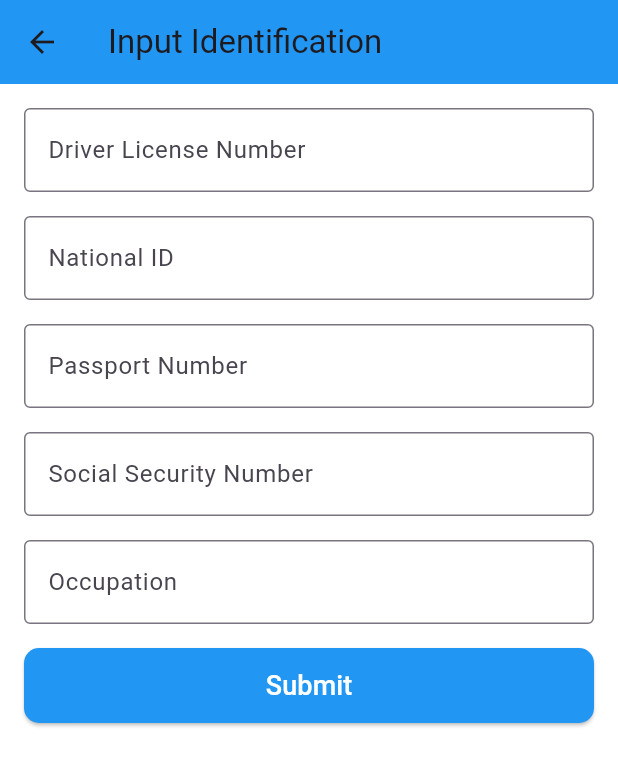
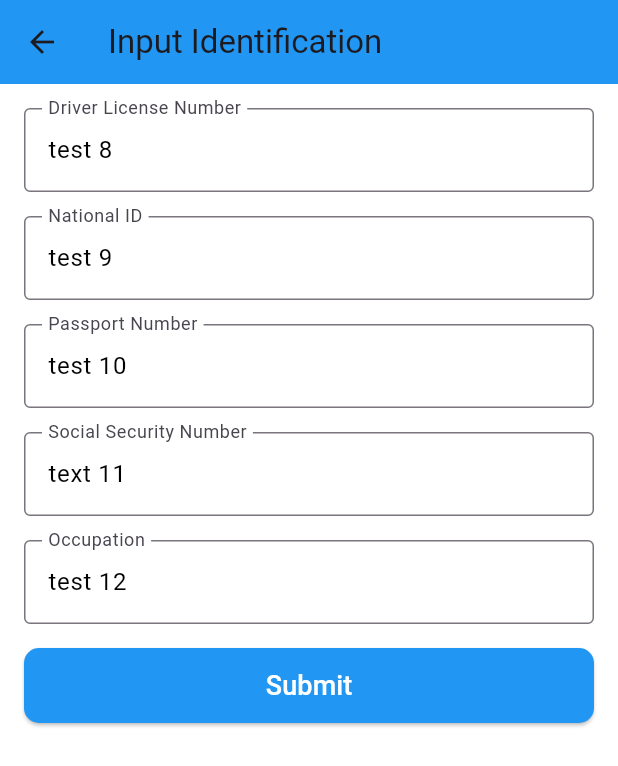
Before and after one commit to PleaseHelpNorvin/RENTREALM-FLUTTER, a Flutter app: the CreateMyProfileScreen2 screen opened directly with empty values, after a tap on "Next: Identifications", on a phone screen of 412 x 824 dp. Shown: the top 766 px of the screen. Run offline on Flutter 3.47's test engine with Material 3 defaults, Android fonts, the phone set to English and light mode, and no system bars; our stand-ins replace image_picker, quickalert; accounts and stored records are empty.

Commit message:
added static text value on controller

```diff
--- a/lib/screen/auth/login.dart
+++ b/lib/screen/auth/login.dart
@@ -10,8 +10,8 @@ class LoginScreen extends StatefulWidget {
 }
 
 class LoginScreenState extends State<LoginScreen> {
-  final TextEditingController emailController = TextEditingController();
-  final TextEditingController passwordController = TextEditingController();
+  final TextEditingController emailController = TextEditingController(text: 'test@test.com');
+  final TextEditingController passwordController = TextEditingController(text: 'passowrd');
 
   final GlobalKey<FormState> _formKey = GlobalKey<FormState>();
 
--- a/lib/screen/auth/register1.dart
+++ b/lib/screen/auth/register1.dart
@@ -9,10 +9,10 @@ class Register1Screen extends StatefulWidget {
 }
 
 class Register1ScreenState extends State<Register1Screen> {
-  final TextEditingController nameController = TextEditingController();
-  final TextEditingController emailController = TextEditingController();
-  final TextEditingController passwordController = TextEditingController();
-  final TextEditingController confirmPasswordController = TextEditingController();
+  final TextEditingController nameController = TextEditingController(text: 'Norvin S Crujido');
+  final TextEditingController emailController = TextEditingController(text: 'test@test.com');
+  final TextEditingController passwordController = TextEditingController(text: 'password');
+  final TextEditingController confirmPasswordController = TextEditingController(text: 'password');
 
   final GlobalKey<FormState> _formKey = GlobalKey<FormState>();
 
--- a/lib/screen/myprofile/createmyprofile1.dart
+++ b/lib/screen/myprofile/createmyprofile1.dart
@@ -24,8 +24,8 @@ class CreateMyProfileScreenState1 extends State<CreateMyProfileScreen1> {
   String profileImageUrl = "assets/images/profile_placeholder.png"; // Placeholder image URL
   File? _selectedImage; // Store selected image
 
-  TextEditingController phoneNumberController = TextEditingController();
-  TextEditingController socialMediaLinksController = TextEditingController();
+  TextEditingController phoneNumberController = TextEditingController(text: '09454365069');
+  TextEditingController socialMediaLinksController = TextEditingController(text: 'Norvin S Crujido - facebook');
 
   // Add a key for the form validation
   final _formKey = GlobalKey<FormState>();
--- a/lib/screen/myprofile/createmyprofile2.dart
+++ b/lib/screen/myprofile/createmyprofile2.dart
@@ -28,14 +28,14 @@ class CreateMyProfileScreen2State extends State<CreateMyProfileScreen2> {
   final _formKey = GlobalKey<FormState>();
 
   // Controllers to capture the input data
-  final TextEditingController cityController = TextEditingController();
-  final TextEditingController municipalityController = TextEditingController();
-  final TextEditingController stateController = TextEditingController();
-  final TextEditingController countryController = TextEditingController();
-  final TextEditingController barangayController = TextEditingController();
-  final TextEditingController streetController = TextEditingController();
-  final TextEditingController zoneController = TextEditingController();
-  final TextEditingController postalCodeController = TextEditingController();
+  final TextEditingController cityController = TextEditingController(text: 'test 1');
+  final TextEditingController municipalityController = TextEditingController(text: 'test 2');
+  // final TextEditingController stateController = TextEditingController();
+  final TextEditingController countryController = TextEditingController(text: 'test 3');
+  final TextEditingController barangayController = TextEditingController(text: 'test 4');
+  final TextEditingController streetController = TextEditingController(text: 'test 5');
+  final TextEditingController zoneController = TextEditingController(text: 'test 6');
+  final TextEditingController postalCodeController = TextEditingController(text: 'test 7');
 
   @override
   Widget build(BuildContext context) {
@@ -89,22 +89,22 @@ class CreateMyProfileScreen2State extends State<CreateMyProfileScreen2> {
                                 return null;
                               },
                             ),
-                            const SizedBox(height: 16),
+                            // const SizedBox(height: 16),
 
-                            // State Field
-                            TextFormField(
-                              controller: stateController,
-                              decoration: const InputDecoration(
-                                labelText: 'State',
-                                border: OutlineInputBorder(),
-                              ),
-                              validator: (value) {
-                                if (value != null && value.isNotEmpty && value.length > 100) {
-                                  return 'State should not exceed 100 characters';
-                                }
-                                return null;
-                              },
-                            ),
+                            // // State Field
+                            // TextFormField(
+                            //   controller: stateController,
+                            //   decoration: const InputDecoration(
+                            //     labelText: 'State',
+                            //     border: OutlineInputBorder(),
+                            //   ),
+                            //   validator: (value) {
+                            //     if (value != null && value.isNotEmpty && value.length > 100) {
+                            //       return 'State should not exceed 100 characters';
+                            //     }
+                            //     return null;
+                            //   },
+                            // ),
                             const SizedBox(height: 16),
 
                             // Country Field
@@ -164,7 +164,7 @@ class CreateMyProfileScreen2State extends State<CreateMyProfileScreen2> {
                               ),
                               validator: (value) {
                                 if (value != null && value.isNotEmpty && value.length > 255) {
-                                  return 'Zone should not exceed 255 characters';
+                                  return 'Zone should not exceed 255 charsacters';
                                 }
                                 return null;
                               },
@@ -208,7 +208,7 @@ class CreateMyProfileScreen2State extends State<CreateMyProfileScreen2> {
                                         // Pass address-related fields
                                         city: cityController.text,
                                         municipality: municipalityController.text,
-                                        state: stateController.text,
+                                        // state: stateController.text,
                                         country: countryController.text,
                                         barangay: barangayController.text,
                                         street: streetController.text,
--- a/lib/screen/myprofile/createmyprofile3.dart
+++ b/lib/screen/myprofile/createmyprofile3.dart
@@ -14,7 +14,7 @@ class CreatemyprofileScreen3 extends StatefulWidget {
   // address related params
   final String city;
   final String municipality;
-  final String state;
+  // final String state;
   final String country;
   final String barangay;
   final String street;
@@ -33,7 +33,7 @@ class CreatemyprofileScreen3 extends StatefulWidget {
     // address related params
     required this.city,
     required this.municipality,
-    required this.state,
+    // required this.state,
     required this.country,
     required this.barangay,
     required this.street,
@@ -50,11 +50,11 @@ class CreateMyProfileScreen3State extends State<CreatemyprofileScreen3> {
 
   // profilePicturetest = ''
   // Controllers for the new fields
-  final TextEditingController driverLicenseController = TextEditingController();
-  final TextEditingController nationalIdController = TextEditingController();
-  final TextEditingController passportNumberController = TextEditingController();
-  final TextEditingController ssnController = TextEditingController();
-  final TextEditingController occupationController = TextEditingController();
+  final TextEditingController driverLicenseController = TextEditingController(text: 'test 8');
+  final TextEditingController nationalIdController = TextEditingController(text: 'test 9');
+  final TextEditingController passportNumberController = TextEditingController(text: 'test 10');
+  final TextEditingController ssnController = TextEditingController(text: 'text 11');
+  final TextEditingController occupationController = TextEditingController(text: 'test 12');
 
   @override
   Widget build(BuildContext context) {
```
Also changed, not shown: lib/utils/https.dart (+72 -7 lines).
